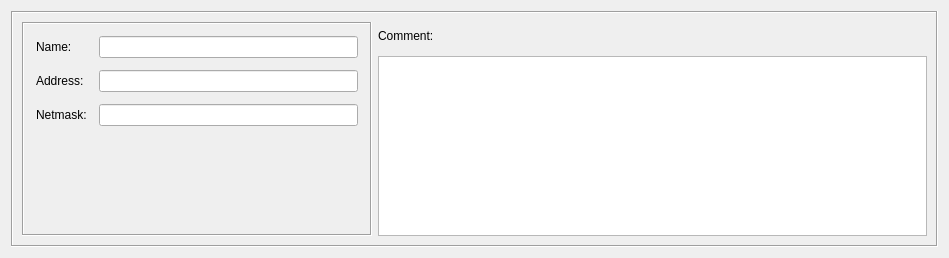
This is src/libgui/networkdialog_q.ui in fwbuilder/fwbuilder as Qt 5 draws it before an edit. The edited form follows.
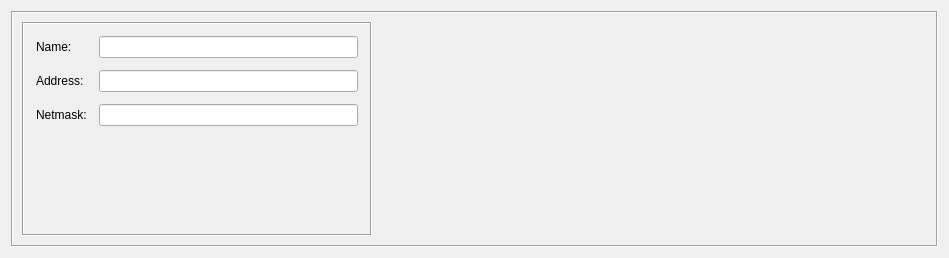
This is the edited form. Custom widgets are drawn as their Qt base class.

Commit message:
Manually merged keyword management/filtering code from fortress. All dialogs modified to include custom keyword/comment widget.
Also added first cut at 'dynamic group' implementation.

```diff
--- a/src/libgui/networkdialog_q.ui
+++ b/src/libgui/networkdialog_q.ui
@@ -36,11 +36,11 @@
      <property name="frameShadow" >
       <enum>QFrame::Sunken</enum>
      </property>
-     <layout class="QGridLayout" >
-      <item rowspan="2" row="0" column="0" >
-       <widget class="QFrame" name="object_attributes" >
-        <property name="sizePolicy" >
-         <sizepolicy vsizetype="Expanding" hsizetype="Fixed" >
+     <layout class="QHBoxLayout" name="horizontalLayout">
+      <item>
+       <widget class="QFrame" name="object_attributes">
+        <property name="sizePolicy">
+         <sizepolicy hsizetype="Fixed" vsizetype="Expanding">
           <horstretch>0</horstretch>
           <verstretch>0</verstretch>
          </sizepolicy>
@@ -70,9 +70,12 @@
          <property name="spacing" >
           <number>12</number>
          </property>
-         <item row="0" column="0" >
-          <widget class="QLabel" name="textLabel1" >
-           <property name="text" >
+         <property name="margin">
+          <number>12</number>
+         </property>
+         <item row="0" column="0">
+          <widget class="QLabel" name="textLabel1">
+           <property name="text">
             <string>Name:</string>
            </property>
            <property name="wordWrap" >
@@ -96,9 +99,9 @@
            </property>
           </widget>
          </item>
-         <item row="1" column="0" >
-          <widget class="QLabel" name="textLabel2_2" >
-           <property name="text" >
+         <item row="1" column="0">
+          <widget class="QLabel" name="textLabel2_2">
+           <property name="text">
             <string>Address:</string>
            </property>
            <property name="wordWrap" >
@@ -155,39 +158,14 @@
         </layout>
        </widget>
       </item>
-      <item row="0" column="1" >
-       <widget class="QLabel" name="textLabel2" >
-        <property name="text" >
-         <string>Comment:</string>
-        </property>
-        <property name="wordWrap" >
-         <bool>false</bool>
-        </property>
-       </widget>
-      </item>
-      <item row="1" column="1" >
-       <widget class="TextEditWidget" name="comment" >
-        <property name="sizePolicy" >
-         <sizepolicy vsizetype="Expanding" hsizetype="Expanding" >
+      <item>
+       <widget class="CommentKeywords" name="commentKeywords" native="true">
+        <property name="sizePolicy">
+         <sizepolicy hsizetype="Expanding" vsizetype="Expanding">
           <horstretch>0</horstretch>
           <verstretch>0</verstretch>
          </sizepolicy>
         </property>
-        <property name="minimumSize" >
-         <size>
-          <width>200</width>
-          <height>0</height>
-         </size>
-        </property>
-        <property name="maximumSize" >
-         <size>
-          <width>16777215</width>
-          <height>180</height>
-         </size>
-        </property>
-        <property name="tabChangesFocus" >
-         <bool>true</bool>
-        </property>
        </widget>
       </item>
      </layout>
@@ -197,9 +175,10 @@
  </widget>
  <customwidgets>
   <customwidget>
-   <class>TextEditWidget</class>
-   <extends>QTextEdit</extends>
-   <header>TextEditWidget.h</header>
+   <class>CommentKeywords</class>
+   <extends>QWidget</extends>
+   <header>CommentKeywords.h</header>
+   <container>1</container>
   </customwidget>
  </customwidgets>
  <tabstops>
```
Left out of the diff: 172 changed lines with no effect on the pictures. The commit also changes 87 other files.
